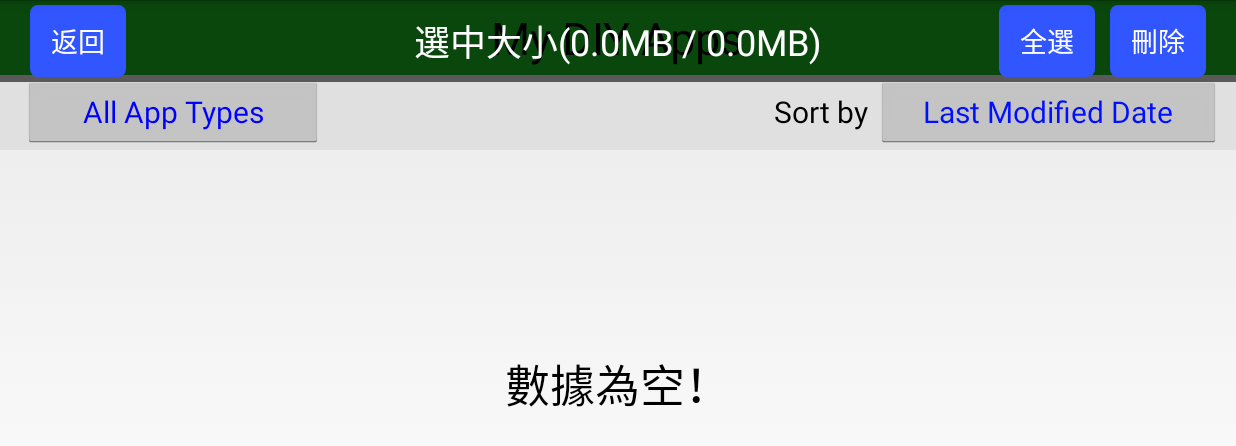
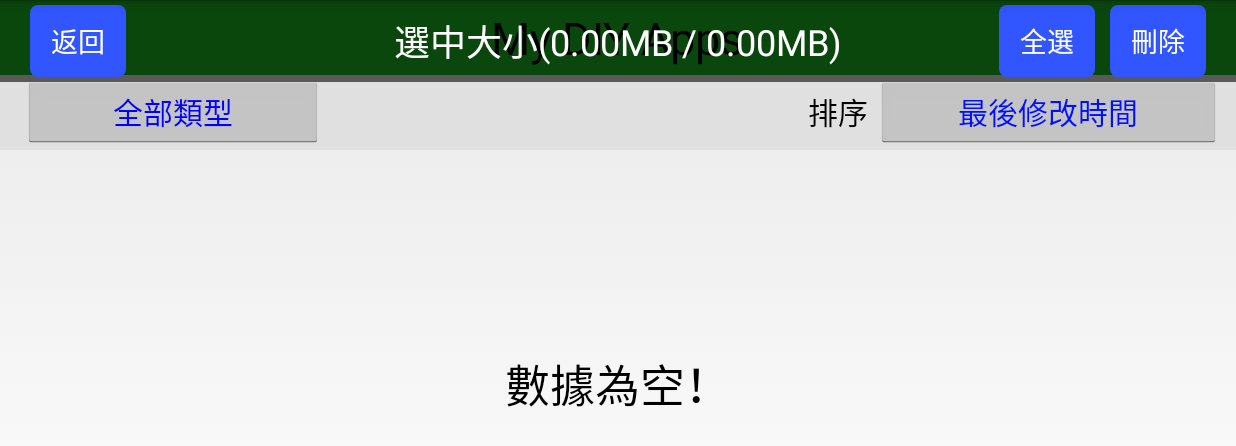
Before and after one commit to arvin015/DIYAppManager, an Android app: the MainActivity screen opened directly, with no data from a screen before it, after a tap on "管理應用", on a phone screen of 824 x 412 dp (held sideways). Shown: the top 446 px of the screen. Run offline under Robolectric (Android 15) with nearby library versions, the phone set to English and light mode, and no system bars.

Commit message:
-Bug修改

```diff
--- a/app/src/main/java/com/activels/als/diyappmanager/BaseActivity.java
+++ b/app/src/main/java/com/activels/als/diyappmanager/BaseActivity.java
@@ -71,7 +71,11 @@ public class BaseActivity extends Activity {
     @Override
     protected void onStop() {
         super.onStop();
+    }
 
+    @Override
+    protected void onDestroy() {
+        super.onDestroy();
         if (mBroadcast != null) {
             try {
                 unregisterReceiver(mBroadcast);
--- a/app/src/main/java/com/activels/als/diyappmanager/MainActivity.java
+++ b/app/src/main/java/com/activels/als/diyappmanager/MainActivity.java
@@ -8,6 +8,7 @@ import android.content.Intent;
 import android.os.Bundle;
 import android.os.Handler;
 import android.os.Message;
+import android.util.Log;
 import android.view.KeyEvent;
 import android.view.LayoutInflater;
 import android.view.View;
@@ -188,14 +189,14 @@ public class MainActivity extends BaseActivity {
             @Override
             public void onClick(View view) {
 
-                choiceHandle(view, 1, Utils.TYPES);
+                choiceHandle(view, 1, getResources().getStringArray(R.array.type_arr));
             }
         });
 
         sortBtn.setOnClickListener(new View.OnClickListener() {
             @Override
             public void onClick(View view) {
-                choiceHandle(view, 2, getResources().getStringArray(R.array.types_arr));
+                choiceHandle(view, 2, getResources().getStringArray(R.array.sort_arr));
             }
         });
 
@@ -251,7 +252,6 @@ public class MainActivity extends BaseActivity {
 
                         float size = Float.parseFloat(info.getSize().substring(0, info.getSize().lastIndexOf("M")));
                         batchDeleteHelper.countSize(info.isChecked() ? size : -(size));
-                        batchDeleteHelper.countSize(info.isChecked() ? size : -(size));
                     }
                 }
             }
@@ -261,6 +261,10 @@ public class MainActivity extends BaseActivity {
             @Override
             public boolean onItemLongClick(AdapterView<?> adapterView, View view, int i, long l) {
 
+                if (true) //ver 1
+                    return true;
+
+                //ver 2
                 if (datasetInfoList != null) {
                     final DatasetInfo info = datasetInfoList.get(i);
                     if (info.isCanDelete()) {
@@ -308,39 +312,8 @@ public class MainActivity extends BaseActivity {
 
         setBtnVisibility(View.GONE);
 
-        if (downloadedDatasetList == null) {
-            downloadedDatasetList = new ArrayList<>();
-        }
-        downloadedDatasetList.clear();
-
-        if (deletedDatasetList == null) {
-            deletedDatasetList = new ArrayList<>();
-        }
-        deletedDatasetList.clear();
-
-        infoList.clear();
-
-        float totalSize = 0; //已下载完成的dataset总大小
-
-        if (mDatasetDao != null) {
-            downloadedDatasetList.addAll(mDatasetDao.getAllDownloadedDataset(Utils.TYPES[0]));
-
-            for (DatasetInfo info : downloadedDatasetList) {
-                info.setIsChecked(false);
-                totalSize += Float.parseFloat(info.getSize().substring(0, info.getSize().lastIndexOf("M")));
-            }
-
-        }
-
         downloadedGridView.setVisibility(View.VISIBLE);
         pullToRefreshGridView.setVisibility(View.GONE);
-
-        if (downloadedAdapter == null) {
-            downloadedAdapter = new DownloadedAdapter(context, downloadedDatasetList, fBitmap);
-            downloadedGridView.setAdapter(downloadedAdapter);
-        } else {
-            downloadedAdapter.updateData(downloadedDatasetList);
-        }
 
         if (batchDeleteHelper == null) {
             batchDeleteHelper = new BatchDeleteHelper(context, mainView);
@@ -365,15 +338,30 @@ public class MainActivity extends BaseActivity {
                 }
             });
         }
-        batchDeleteHelper.totalNum = downloadedDatasetList.size();
-        batchDeleteHelper.totalSize = totalSize;
-        batchDeleteHelper.reset();
         batchDeleteHelper.setDeleteBarVisibility(View.VISIBLE);
 
-        if (downloadedDatasetList.size() < 1) {
-            emptyTipText.setVisibility(View.VISIBLE);
-            batchDeleteHelper.setBtnEnabled(false);
+        if (downloadedDatasetList == null) {
+            downloadedDatasetList = new ArrayList<>();
         }
+        downloadedDatasetList.clear();
+
+        if (deletedDatasetList == null) {
+            deletedDatasetList = new ArrayList<>();
+        }
+        deletedDatasetList.clear();
+
+        infoList.clear();
+
+        loadDataFromLocal(0);//从本地数据库获取下载完成数据
+
+        if (downloadedAdapter == null) {
+            downloadedAdapter = new DownloadedAdapter(context, downloadedDatasetList, fBitmap);
+            downloadedGridView.setAdapter(downloadedAdapter);
+        } else {
+            downloadedAdapter.updateData(downloadedDatasetList);
+        }
+
+        updateTypeAndSort();
     }
 
 
@@ -397,6 +385,8 @@ public class MainActivity extends BaseActivity {
         datasetAdapter.downloadCompletedBatch(infoList);//批处理已经下载完成的
 
         batchDeleteHelper.setDeleteBarVisibility(View.GONE);
+
+        updateTypeAndSort();
     }
 
     /**
@@ -409,6 +399,22 @@ public class MainActivity extends BaseActivity {
         logoutBtn.setVisibility(visibility);
         manageBtn.setVisibility(visibility);
         refreshBtn.setVisibility(visibility);
+    }
+
+    /**
+     * 更新TypeAndSort选项信息
+     */
+    private void updateTypeAndSort() {
+        if (mode == 0) {//一般模式
+            typeBtn.setText(getResources().getStringArray(R.array.type_arr)[selectTypeIndex]);
+            sortBtn.setText(getResources().getStringArray(R.array.sort_arr)[selectSortIndex]);
+        } else {//删除模式
+            dSelectSortIndex = 0;
+            dSelectTypeIndex = 0;
+
+            typeBtn.setText(getResources().getStringArray(R.array.type_arr)[0]);
+            sortBtn.setText(getResources().getStringArray(R.array.sort_arr)[0]);
+        }
     }
 
     /**
@@ -584,7 +590,6 @@ public class MainActivity extends BaseActivity {
                 //全部删除了，则提示数据为空
                 if (downloadedDatasetList.size() < 1) {
                     emptyTipText.setVisibility(View.VISIBLE);
-                    batchDeleteHelper.setBtnEnabled(false);
                 }
 
                 downloadedAdapter.notifyDataSetChanged();
@@ -707,18 +712,7 @@ public class MainActivity extends BaseActivity {
 
                         dSelectTypeIndex = i;
 
-                        //获取相应的分类dataset集合
-                        downloadedDatasetList.clear();
-                        downloadedDatasetList.addAll(mDatasetDao.getAllDownloadedDataset(Utils.TYPES[i]));
-
-                        //对应的分类没有则为空提示
-                        if (downloadedDatasetList.size() < 1) {
-                            emptyTipText.setVisibility(View.VISIBLE);
-                        } else {
-                            emptyTipText.setVisibility(View.GONE);
-                        }
-
-                        DatasetInfo.sortDatasetList(downloadedDatasetList, dSelectSortIndex);//排序
+                        loadDataFromLocal(dSelectTypeIndex);
 
                         downloadedAdapter.notifyDataSetChanged();
                     }
@@ -751,6 +745,37 @@ public class MainActivity extends BaseActivity {
 
         popup.setPopuWindow(view, -1, null);
         popup.showAsDropDown(v, 0, 0);
+    }
+
+    /**
+     * 从本地获取下载完成数据
+     *
+     * @param index
+     */
+    private void loadDataFromLocal(int index) {
+        //获取相应的分类dataset集合
+        downloadedDatasetList.clear();
+        downloadedDatasetList.addAll(mDatasetDao.getAllDownloadedDataset(Utils.TYPES[index]));
+
+        //对应的分类没有则为空提示
+        if (downloadedDatasetList.size() < 1) {
+            emptyTipText.setVisibility(View.VISIBLE);
+        } else {
+            emptyTipText.setVisibility(View.GONE);
+        }
+
+        float totalSize = 0;
+
+        for (DatasetInfo info : downloadedDatasetList) {
+            info.setIsChecked(false);
+            totalSize += Float.parseFloat(info.getSize().substring(0, info.getSize().lastIndexOf("M")));
+        }
+
+        batchDeleteHelper.totalNum = downloadedDatasetList.size();
+        batchDeleteHelper.totalSize = totalSize;
+        batchDeleteHelper.reset();
+
+        DatasetInfo.sortDatasetList(downloadedDatasetList, dSelectSortIndex);//排序
     }
 
     /**
@@ -843,8 +868,6 @@ public class MainActivity extends BaseActivity {
                                         int state = d.getOperateState();
                                         if (state < Utils.STATE_UNZIPING) {
                                             state = Utils.STATE_STOP;
-                                        } else if (state == Utils.STATE_UNZIPING) {
-                                            state = Utils.STATE_UNZIPED;
                                         }
 
                                         //服务器上的时间比已经下载好本地时间要新，则需更新
@@ -930,9 +953,25 @@ public class MainActivity extends BaseActivity {
     protected void onDestroy() {
         super.onDestroy();
 
+        Log.d("print", "onDestroy");
+
+        clear();
+    }
+
+    /**
+     * 清除下载信息
+     */
+    private void clear() {
         //退出时保存dataset下载记录
         Intent intent = new Intent(context, DownloadService.class);
         intent.setAction(Utils.ACTION_QUIT);
         startService(intent);
+
+        //ver 1
+        if (mDatasetDao != null)
+            mDatasetDao.deleteAllDownloadingDataset();
+
+        //ver 1 删除未下载完未解压完的文件
+        FileUtils.deleteDir2(Utils.DOWNLOAD_PATH);
     }
 }
--- a/app/src/main/java/com/activels/als/diyappmanager/MainActivity_old.java
+++ b/app/src/main/java/com/activels/als/diyappmanager/MainActivity_old.java
@@ -83,7 +83,7 @@ public class MainActivity_old extends BaseActivity {
         sortBtn.setOnClickListener(new View.OnClickListener() {
             @Override
             public void onClick(View view) {
-                choiceHandle(view, 2, getResources().getStringArray(R.array.types_arr));
+                choiceHandle(view, 2, getResources().getStringArray(R.array.sort_arr));
             }
         });
 
--- a/app/src/main/java/com/activels/als/diyappmanager/db/DatasetDao.java
+++ b/app/src/main/java/com/activels/als/diyappmanager/db/DatasetDao.java
@@ -42,6 +42,11 @@ public interface DatasetDao {
     public void deleteDatasetByDatasetId(int datasetId);
 
     /**
+     * 删除所有下载中的dataset记录 ver 1
+     */
+    public void deleteAllDownloadingDataset();
+
+    /**
      * 获取所有已下载完成的dataset
      *
      * @param type
--- a/app/src/main/java/com/activels/als/diyappmanager/db/ThreadDao.java
+++ b/app/src/main/java/com/activels/als/diyappmanager/db/ThreadDao.java
@@ -25,6 +25,11 @@ public interface ThreadDao {
      * @param url
      */
     public void deleteThread(String url);
+
+    /**
+     * 删除所有下载任务
+     */
+    public void deleteAllThread();
 
     /**
      * 更新下载进度
--- a/app/src/main/java/com/activels/als/diyappmanager/uihelper/BatchDeleteHelper.java
+++ b/app/src/main/java/com/activels/als/diyappmanager/uihelper/BatchDeleteHelper.java
@@ -10,6 +10,7 @@ import android.widget.TextView;
 import android.widget.ToggleButton;
 
 import com.activels.als.diyappmanager.R;
+import com.activels.als.diyappmanager.utils.StringUtil;
 import com.activels.als.diyappmanager.utils.ToastUtil;
 
 /**
@@ -104,7 +105,8 @@ public class BatchDeleteHelper {
      */
     public void setCountText() {
         countText.setText(context.getString(R.string.selected_size_text)
-                + "(" + selectedSize + "MB / " + totalSize + "MB)");
+                + "(" + StringUtil.getDecimalFormat(Math.abs(selectedSize), 2) + "MB / " +
+                "" + StringUtil.getDecimalFormat(totalSize, 2) + "MB)");
     }
 
     /**
--- a/app/src/main/java/com/activels/als/diyappmanager/utils/StringUtil.java
+++ b/app/src/main/java/com/activels/als/diyappmanager/utils/StringUtil.java
@@ -6,11 +6,13 @@ import android.content.pm.PackageManager;
 import android.content.pm.PackageManager.NameNotFoundException;
 import android.text.Html;
 import android.text.Spanned;
+import android.util.Log;
 import android.view.inputmethod.InputMethodManager;
 import android.widget.EditText;
 
 import java.math.BigDecimal;
 import java.text.DateFormat;
+import java.text.DecimalFormat;
 import java.text.ParseException;
 import java.text.SimpleDateFormat;
 import java.util.Arrays;
@@ -740,4 +742,25 @@ public class StringUtil {
 
         return false;
     }
+
+    /**
+     * 保留几位小数
+     *
+     * @param value
+     * @param num
+     * @return
+     */
+    public static String getDecimalFormat(float value, int num) {
+
+        StringBuffer sb = new StringBuffer();
+        sb.append("0");
+
+        for (int i = 0; i < num - 1; i++) {
+            sb.append("0");
+        }
+
+        DecimalFormat decimalFormat = new DecimalFormat("0." + sb.toString());
+
+        return decimalFormat.format(value);
+    }
 }
--- a/app/src/main/java/com/activels/als/diyappmanager/utils/Utils.java
+++ b/app/src/main/java/com/activels/als/diyappmanager/utils/Utils.java
@@ -49,9 +49,9 @@ public class Utils {
     public static final String token = "2000000";
     public static final int count = 14;   //每页显示的数量
 
-    public static final String[] PACKAGENAME = {"com.Accentrix.eTextBooksa_preview", "com.activels.als.drawcard_preview",
+    public static final String[] PACKAGENAME = {"com.Accentrix.eTextBook_preview", "com.activels.als.drawcard_preview",
             "com.yzc.teacher.cardsend_preview", "org.astri.mclp.app.teacher.mclpvideoquestion_preview"};
-    public static final String[] CLASSNAME = {"com.Accentrix.eTextBooksa_preview.ArticleActivity", "com.activels.als.drawcard_preview.DrawCardActivity",
+    public static final String[] CLASSNAME = {"com.Accentrix.eTextBook_preview.ArticleActivity", "com.activels.als.drawcard_preview.DrawCardActivity",
             "com.yzc.teacher.cardsend_preview.CardSendEntryActivity", "org.astri.mclp.app.teacher.mclpvideoquestion_preview.EntryActivity"};
 
 }
--- a/app/src/main/res/layout/activity_main.xml
+++ b/app/src/main/res/layout/activity_main.xml
@@ -36,7 +36,7 @@
                         android:layout_width="220dp"
                         android:layout_height="wrap_content"
                         android:background="@null"
-                        android:hint="Search My DIY Apps"
+                        android:hint="@string/search_app_text"
                         android:paddingLeft="35dp"
                         android:singleLine="true"
                         android:textColor="#000000" />
@@ -56,7 +56,7 @@
                     android:layout_width="200dp"
                     android:layout_height="wrap_content"
                     android:layout_marginLeft="5dp"
-                    android:text="All App Types"
+                    android:text="@string/all_app_types"
                     android:textColor="#0000FF"
                     android:textSize="20sp" />
 
@@ -72,7 +72,7 @@
                 <TextView
                     android:layout_width="wrap_content"
                     android:layout_height="wrap_content"
-                    android:text="Sort by"
+                    android:text="@string/sort_text"
                     android:textColor="#000000"
                     android:textSize="20sp" />
 
@@ -81,7 +81,7 @@
                     android:layout_width="230dp"
                     android:layout_height="wrap_content"
                     android:layout_marginLeft="5dp"
-                    android:text="Last Modified Date"
+                    android:text="@string/last_modified_time"
                     android:textColor="#000FFF"
                     android:textSize="20sp" />
 
--- a/app/src/main/res/values/strings.xml
+++ b/app/src/main/res/values/strings.xml
@@ -65,9 +65,22 @@
     <string name="save_and_return_text">儲存并退出</string>
     <string name="save_success_tip">儲存成功！</string>
 
-    <array name="types_arr">
+    <string name="sort_text">排序</string>
+    <string name="last_modified_time">最後修改時間</string>
+    <string name="search_app_text">搜索應用</string>
+    <string name="all_app_types">全部類型</string>
+
+    <array name="sort_arr">
         <item>最後修改時間</item>
         <item>應用名稱</item>
     </array>
 
+    <array name="type_arr">
+        <item>全部類型</item>
+        <item>eBook</item>
+        <item>Draw Something</item>
+        <item>Card Send</item>
+        <item>Video Quiz</item>
+    </array>
+
 </resources>
```
Also changed, not shown: app/src/main/java/com/activels/als/diyappmanager/adapter/DatasetAdapter.java (+12 -6 lines), app/src/main/java/com/activels/als/diyappmanager/db/DatasetDaoImpl.java (+7 -0 lines), app/src/main/java/com/activels/als/diyappmanager/db/ThreadDaoImpl.java (+7 -0 lines), app/src/main/java/com/activels/als/diyappmanager/service/DownloadService.java (+11 -2 lines), app/src/main/java/com/activels/als/diyappmanager/utils/FileUtils.java (+21 -0 lines), 2 other files.
